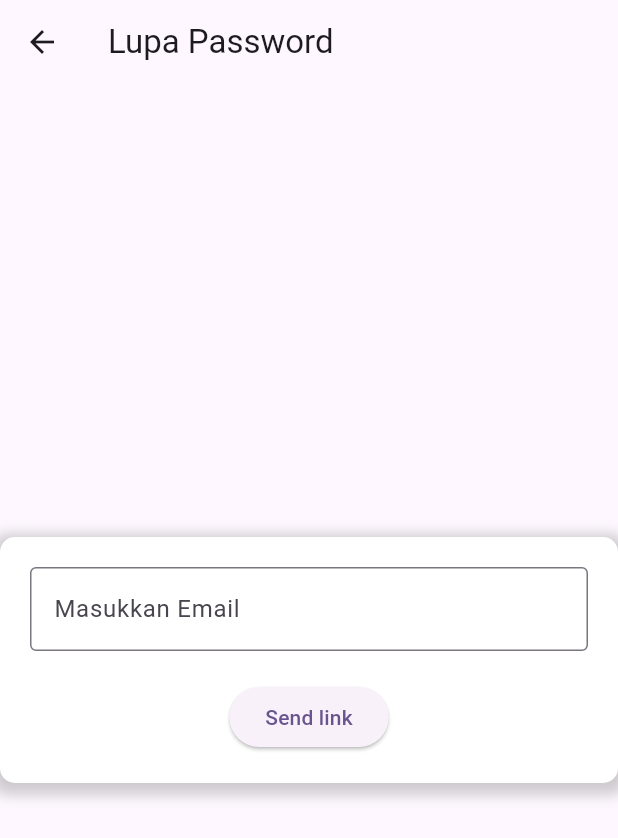
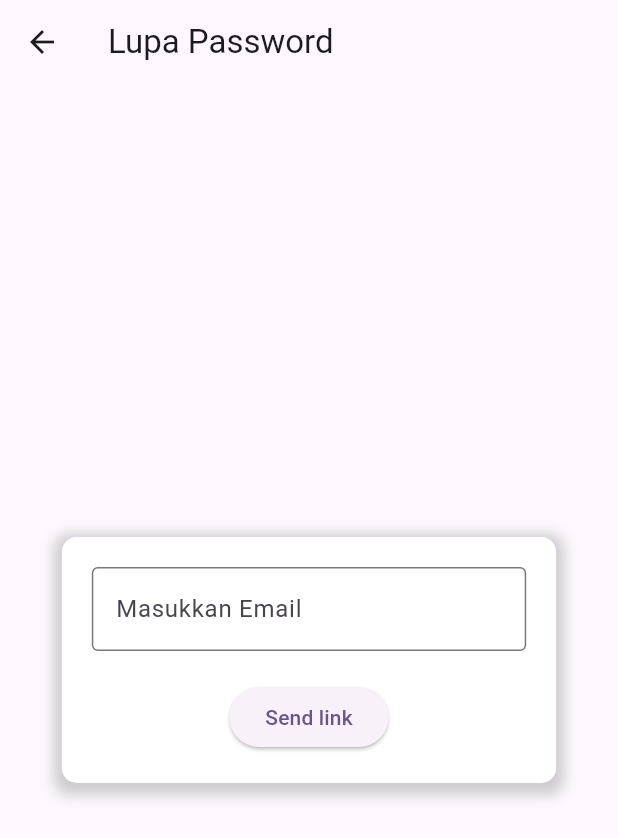
Before and after one commit to RefidoBagas-026/login_register, a Flutter app: the screen it shows after launch, after a tap on "Lupa Password?", on a phone screen of 412 x 824 dp. Shown: the top 838 px of the screen. Run offline on Flutter 3.47's test engine with Material 3 defaults, Android fonts, the phone set to English and light mode, and no system bars; our stand-ins replace firebase_auth, firebase_core, get; accounts and stored records are empty.

Commit message:
Memperbaiki tampilan menjadi responsif

```diff
--- a/lib/forgot.dart
+++ b/lib/forgot.dart
@@ -45,8 +45,11 @@ class _ForgotState extends State<Forgot> {
     return Scaffold(
       appBar: AppBar(title: const Text("Lupa Password")),
       body: Center(
+        child: SingleChildScrollView(
           child: Container(
-          width: 600,
+            width: MediaQuery.of(context).size.width < 600
+                ? MediaQuery.of(context).size.width * 0.8 // Lebar 80% layar jika lebih kecil dari 600
+                : 600, // Jika layar besar, lebar kontainer 600
             padding: const EdgeInsets.all(20.0),
             decoration: BoxDecoration(
               color: Colors.white,
@@ -80,6 +83,7 @@ class _ForgotState extends State<Forgot> {
             ),
           ),
         ),
+      ),
     );
   }
 }
--- a/lib/login.dart
+++ b/lib/login.dart
@@ -12,8 +12,8 @@ class Login extends StatefulWidget {
 }
 
 class _LoginState extends State<Login> {
-  TextEditingController email= TextEditingController();
-  TextEditingController password= TextEditingController();
+  TextEditingController email = TextEditingController();
+  TextEditingController password = TextEditingController();
 
   bool isLoading = false;
 
@@ -40,26 +40,29 @@ class _LoginState extends State<Login> {
       // Bersihkan field setelah login
       email.clear();
       password.clear();
-
     } on FirebaseAuthException catch (e) {
       String errorMessage;
 
       switch (e.code) {
         case 'invalid-email':
-          errorMessage = 'Format email tidak valid. Mohon masukkan email yang benar.';
+          errorMessage =
+          'Format email tidak valid. Mohon masukkan email yang benar.';
           break;
         case 'user-not-found':
-          errorMessage = 'Email tidak terdaftar. Mohon cek kembali email Anda atau daftar akun baru.';
+          errorMessage =
+          'Email tidak terdaftar. Mohon cek kembali email Anda atau daftar akun baru.';
           break;
         case 'wrong-password':
           errorMessage = 'Password salah. Mohon coba lagi.';
           break;
         case 'invalid-credential':
-          errorMessage = 'Kredensial tidak valid atau telah kadaluarsa. Mohon coba lagi.';
+          errorMessage =
+          'Kredensial tidak valid atau telah kadaluarsa. Mohon coba lagi.';
           break;
         case 'expired-action-code':
         case 'invalid-action-code':
-          errorMessage = 'Kredensial telah kadaluarsa atau tidak valid. Mohon lakukan login ulang.';
+          errorMessage =
+          'Kredensial telah kadaluarsa atau tidak valid. Mohon lakukan login ulang.';
           break;
         default:
           errorMessage = 'Terjadi kesalahan: ${e.message}';
@@ -81,11 +84,13 @@ class _LoginState extends State<Login> {
     return isLoading
         ? const Center(child: CircularProgressIndicator())
         : Scaffold(
-      appBar: AppBar(title: const Text('Coffeeshop Login')),
+      appBar: AppBar(title: const Text('By Refido')),
       body: Center(
         child: SingleChildScrollView(
           child: Container(
-          width: 600,
+            width: MediaQuery.of(context).size.width < 600
+                ? MediaQuery.of(context).size.width * 0.8 // Lebar 80% layar jika lebih kecil dari 600
+                : 600, // Jika layar besar, lebar kontainer 600
             padding: const EdgeInsets.all(20.0),
             decoration: BoxDecoration(
               color: Colors.white,
@@ -144,7 +149,6 @@ class _LoginState extends State<Login> {
                     ),
                   ],
                 ),
-
               ],
             ),
           ),
--- a/lib/signup.dart
+++ b/lib/signup.dart
@@ -50,8 +50,11 @@ class _SignupState extends State<Signup> {
     return Scaffold(
       appBar: AppBar(title: const Text("Daftar Akun")),
       body: Center(
+        child: SingleChildScrollView(
           child: Container(
-          width: 600,
+            width: MediaQuery.of(context).size.width < 600
+                ? MediaQuery.of(context).size.width * 0.8 // Lebar 80% dari layar jika lebih kecil dari 600
+                : 600, // Jika lebih besar dari 600, gunakan lebar 600
             padding: const EdgeInsets.all(20.0),
             decoration: BoxDecoration(
               color: Colors.white,
@@ -94,6 +97,7 @@ class _SignupState extends State<Signup> {
             ),
           ),
         ),
+      ),
     );
   }
 }
```
Also changed, not shown: lib/homepage.dart (+7 -3 lines). Lines whose indentation alone changed are shown as unchanged.
